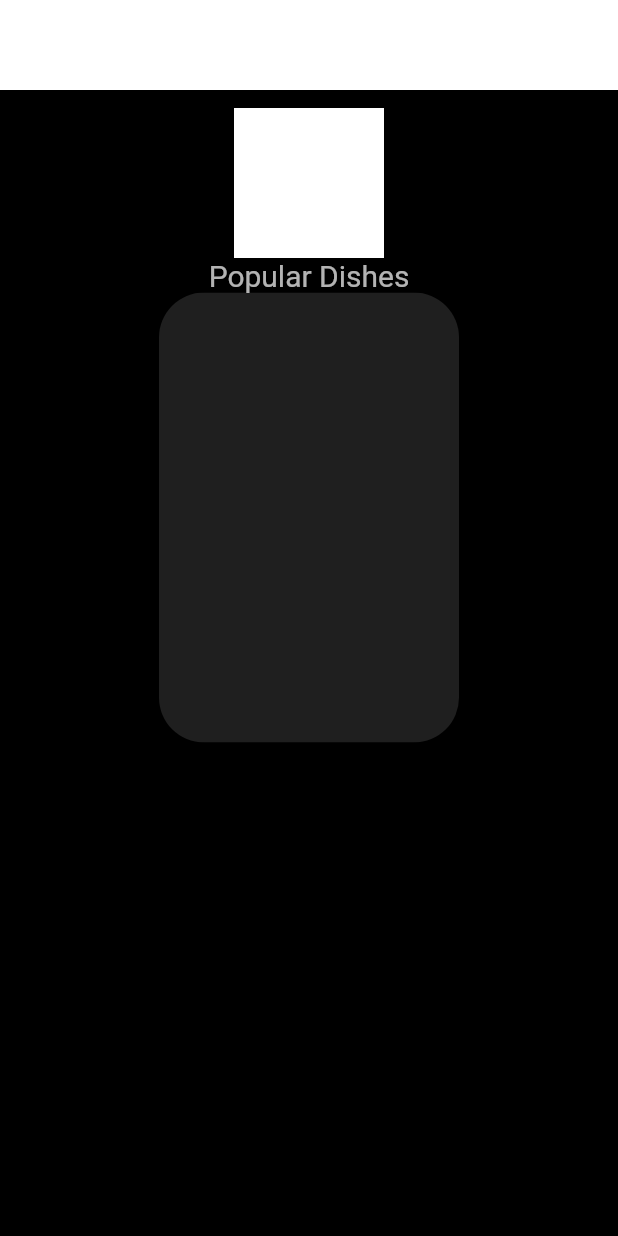
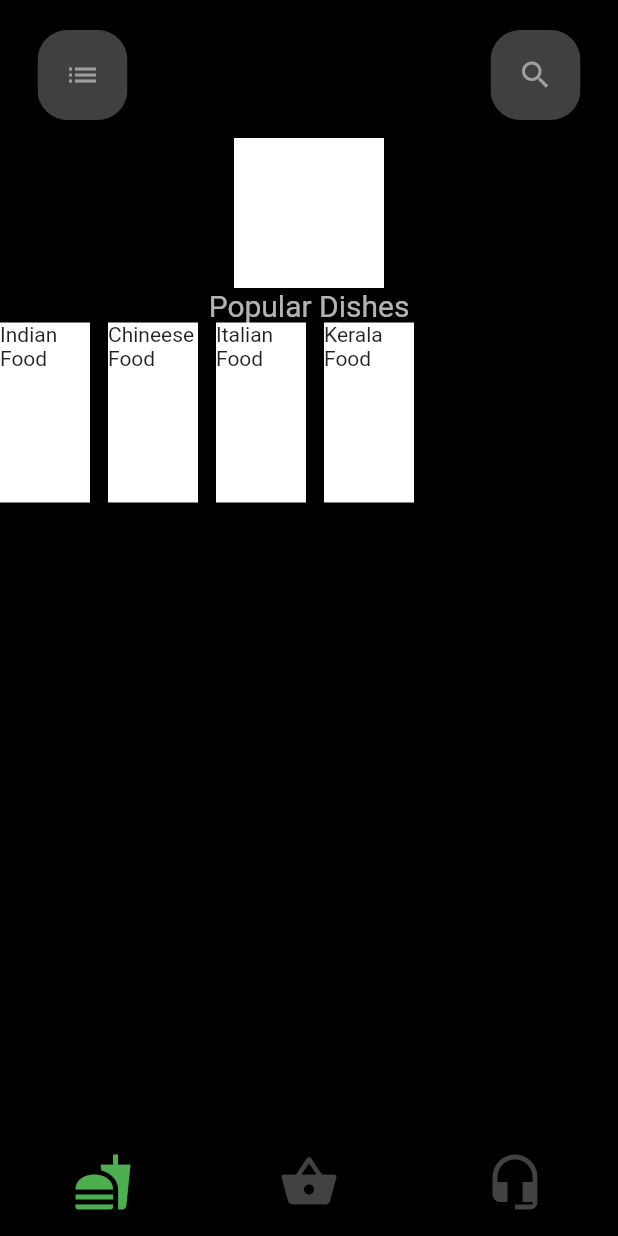
Before and after one commit to flutterucek/ucek-food-delivery, a Flutter app: the screen it shows after launch, on a phone screen of 412 x 824 dp. Run offline on Flutter 3.47's test engine with Material 2 defaults, Android fonts, the phone set to English and light mode, and no system bars.

Commit message:
Push amidst development. Not completed code.

```diff
--- a/lib/category_list.dart
+++ b/lib/category_list.dart
@@ -2,18 +2,24 @@ import 'package:flutter/material.dart';
 class CategoryList extends StatelessWidget {
   @override
   Widget build(BuildContext context) {
+    List<String> categoryList = [
+      'Indian Food',
+      'Chineese Food',
+      'Italian Food',
+      'Kerala Food'
+    ];
     return Container(
       height: 120,
       child: ListView.builder(
           scrollDirection: Axis.horizontal,
-//          itemCount: categoryList.length,
+          itemCount: categoryList.length,
           itemBuilder: (context, index) {
             return Container(
               margin: EdgeInsets.only(right: 12),
-//                      height: 80,
+                      height: 80,
               width: 60,
               color: Colors.white,
-//              child: Text(categoryList[index]),
+              child: Text(categoryList[index]),
             );
           }),
     );
--- a/lib/home_page.dart
+++ b/lib/home_page.dart
@@ -1,5 +1,6 @@
 import 'package:flutter/material.dart';
 import 'package:ucek_food_delivery/ucek_appbar.dart';
+import 'package:ucek_food_delivery/category_list.dart';
 
 class HomePage extends StatefulWidget {
   @override
@@ -8,12 +9,6 @@ class HomePage extends StatefulWidget {
 
 class _HomePageState extends State<HomePage> {
   bool isTapped = false;
-  List<String> categoryList = [
-    'Indian Food',
-    'Chineese Food',
-    'Italian Food',
-    'Kerala Food'
-  ];
 
   @override
   Widget build(BuildContext context) {
@@ -42,24 +37,7 @@ class _HomePageState extends State<HomePage> {
               'Popular Dishes',
               style: TextStyle(color: Colors.white70, fontSize: 20),
             ),
-            ClipPath(
-
-//              clipper: ProductCardClipper(),
-              child: Container(
-                height: 300,
-                width: 200,
-                decoration: BoxDecoration(
-                  color: Colors.white12,
-                  borderRadius: BorderRadius.circular(30)
-                ),
-                child: Stack(
-                  children: <Widget>[
-
-                  ],
-                ),
-              ),
-            )
-
+            CategoryList(),
 //            Container(
 //              height: 120,
 //              child: ListView.builder(
@@ -76,6 +54,37 @@ class _HomePageState extends State<HomePage> {
 //                  }),
 //            )
           ],
+        ),
+      ),
+      bottomNavigationBar:  new Theme(
+        data: Theme.of(context).copyWith(
+          // sets the background color of the `BottomNavigationBar`
+            canvasColor: Colors.black,
+            textTheme: Theme
+                .of(context)
+                .textTheme
+                .copyWith(caption: new TextStyle(color: Colors.green))), // sets the inactive color of the `BottomNavigationBar`
+        child: new BottomNavigationBar(
+          type: BottomNavigationBarType.fixed,
+          currentIndex: 0,
+          items: [
+            new BottomNavigationBarItem(
+              icon: new Icon(Icons.fastfood, size: 40),
+              title: new Text("Food"),
+            ),
+            new BottomNavigationBarItem(
+              icon: new Icon(Icons.shopping_basket, size: 40),
+              title: new Text("Buy"),
+            ),
+            new BottomNavigationBarItem(
+              icon: new Icon(Icons.headset_mic, size: 40),
+              title: new Text("Contact"),
+            )
+          ],
+          selectedItemColor: Colors.green,
+          unselectedItemColor: Colors.grey[800],
+          showSelectedLabels: false,
+          showUnselectedLabels: false,
         ),
       ),
     );
--- a/lib/ucek_appbar.dart
+++ b/lib/ucek_appbar.dart
@@ -1,13 +1,55 @@
+import 'package:flutter/cupertino.dart';
 import 'package:flutter/material.dart';
 
 class UcekAppBar extends StatelessWidget {
   @override
   Widget build(BuildContext context) {
     return Container(
-      margin: EdgeInsets.only(top: MediaQuery.of(context).padding.top),
-      height: 60,
-      width: MediaQuery.of(context).size.width,
-      color: Colors.white,
+      margin: EdgeInsets.only(top: MediaQuery.of(context).padding.top+20),
+      child:Row(
+        children: <Widget> [
+          Padding(
+            padding: const EdgeInsets.only(left: 25),
+            child:ClipRRect(
+              borderRadius: BorderRadius.circular(20),
+              child: InkWell(
+                onTap: (){print("List button was clicked");},
+                child: SizedBox(
+                  height: 60,
+                  width: 60,
+                  child:DecoratedBox(
+                    decoration: BoxDecoration(color: Color(0xff404040)),
+                    child: Icon(
+                      Icons.list,
+                      color: Colors.grey,
+                    ),
+                  ),
+                ),
+              ),
+            ),
+          ),
+          Padding(
+            padding: EdgeInsets.only(left: MediaQuery.of(context).size.width-170),
+            child:ClipRRect(
+              borderRadius: BorderRadius.circular(20),
+              child: InkWell(
+                onTap: (){print("Search button was clicked");},
+                child: SizedBox(
+                  height: 60,
+                  width: 60,
+                  child:DecoratedBox(
+                    decoration: BoxDecoration(color: Color(0xff404040)),
+                    child: Icon(
+                      Icons.search,
+                      color: Colors.grey,
+                    ),
+                  ),
+                ),
+              ),
+            ),
+          )
+        ],
+      ),
     );
   }
 }
```
Also changed, not shown: pubspec.lock.
